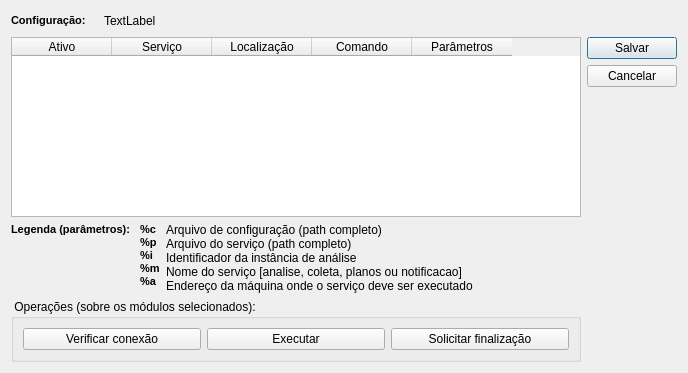
First picture: the form in src/terrama2/gui/admin/ui/ServicesDialogForm.ui, repository TerraMA2/terrama2, before the edit.
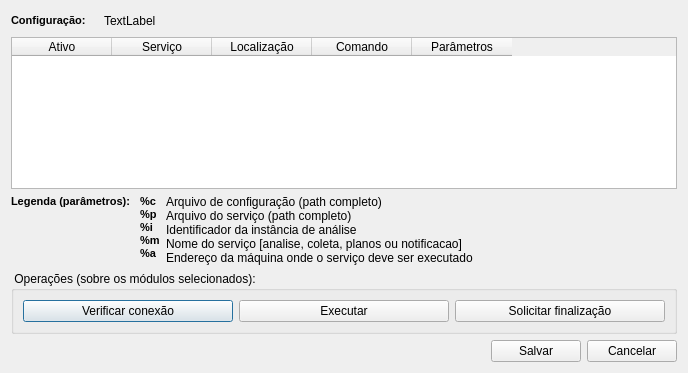
Second picture: the form after the edit. Icons and pictures are not drawn.

Commit message: changes in the layout of Admin module, fixing size of main window

```diff
--- a/src/terrama2/gui/admin/ui/ServicesDialogForm.ui
+++ b/src/terrama2/gui/admin/ui/ServicesDialogForm.ui
@@ -13,17 +13,7 @@
   <property name="windowTitle">
    <string>Gerenciador de serviços</string>
   </property>
-  <layout class="QGridLayout">
-   <item row="0" column="0">
-    <widget class="QLabel" name="label">
-     <property name="text">
-      <string>&lt;html&gt;&lt;head&gt;&lt;meta name=&quot;qrichtext&quot; content=&quot;1&quot; /&gt;&lt;style type=&quot;text/css&quot;&gt;
-p, li { white-space: pre-wrap; }
-&lt;/style&gt;&lt;/head&gt;&lt;body style=&quot; font-family:'MS Shell Dlg 2'; font-size:8.25pt; font-weight:400; font-style:normal;&quot;&gt;
-&lt;p style=&quot; margin-top:0px; margin-bottom:0px; margin-left:0px; margin-right:0px; -qt-block-indent:0; text-indent:0px;&quot;&gt;&lt;span style=&quot; font-size:8pt; font-weight:600;&quot;&gt;Configuração: &lt;/span&gt;&lt;/p&gt;&lt;/body&gt;&lt;/html&gt;</string>
-     </property>
-    </widget>
-   </item>
+  <layout class="QGridLayout" name="gridLayout">
    <item row="0" column="1">
     <widget class="QLabel" name="configLbl">
      <property name="text">
@@ -31,20 +21,7 @@
      </property>
     </widget>
    </item>
-   <item row="0" column="2" colspan="2">
-    <spacer>
-     <property name="orientation">
-      <enum>Qt::Horizontal</enum>
-     </property>
-     <property name="sizeHint" stdset="0">
-      <size>
-       <width>481</width>
-       <height>20</height>
-      </size>
-     </property>
-    </spacer>
-   </item>
-   <item row="1" column="0" rowspan="3" colspan="3">
+   <item row="1" column="0" colspan="6">
     <widget class="QTableWidget" name="servicesTable">
      <column>
       <property name="text">
@@ -73,55 +50,20 @@
      </column>
     </widget>
    </item>
-   <item row="1" column="3">
-    <widget class="QPushButton" name="saveBtn">
-     <property name="enabled">
-      <bool>true</bool>
-     </property>
-     <property name="maximumSize">
-      <size>
-       <width>90</width>
-       <height>16777215</height>
-      </size>
-     </property>
+   <item row="0" column="0">
+    <widget class="QLabel" name="label">
      <property name="text">
-      <string>Salvar</string>
+      <string>&lt;html&gt;&lt;head&gt;&lt;meta name=&quot;qrichtext&quot; content=&quot;1&quot; /&gt;&lt;style type=&quot;text/css&quot;&gt;
+p, li { white-space: pre-wrap; }
+&lt;/style&gt;&lt;/head&gt;&lt;body style=&quot; font-family:'MS Shell Dlg 2'; font-size:8.25pt; font-weight:400; font-style:normal;&quot;&gt;
+&lt;p style=&quot; margin-top:0px; margin-bottom:0px; margin-left:0px; margin-right:0px; -qt-block-indent:0; text-indent:0px;&quot;&gt;&lt;span style=&quot; font-size:8pt; font-weight:600;&quot;&gt;Configuração: &lt;/span&gt;&lt;/p&gt;&lt;/body&gt;&lt;/html&gt;</string>
      </property>
      <property name="icon">
       <iconset theme="save"/>
      </property>
     </widget>
    </item>
-   <item row="2" column="3">
-    <widget class="QPushButton" name="cancelBtn">
-     <property name="maximumSize">
-      <size>
-       <width>90</width>
-       <height>16777215</height>
-      </size>
-     </property>
-     <property name="text">
-      <string>Cancelar</string>
-     </property>
-     <property name="icon">
-      <iconset theme="cancel"/>
-     </property>
-    </widget>
-   </item>
-   <item row="3" column="3" rowspan="3">
-    <spacer>
-     <property name="orientation">
-      <enum>Qt::Vertical</enum>
-     </property>
-     <property name="sizeHint" stdset="0">
-      <size>
-       <width>90</width>
-       <height>261</height>
-      </size>
-     </property>
-    </spacer>
-   </item>
-   <item row="4" column="0" colspan="3">
+   <item row="2" column="0" colspan="6">
     <layout class="QHBoxLayout">
      <item>
       <widget class="QLabel" name="label_2">
@@ -191,7 +133,7 @@
      </item>
     </layout>
    </item>
-   <item row="5" column="0" colspan="3">
+   <item row="3" column="0" colspan="6">
     <widget class="QGroupBox" name="groupBox">
      <property name="title">
       <string> Operações (sobre os módulos selecionados): </string>
@@ -230,6 +172,58 @@
      </layout>
     </widget>
    </item>
+   <item row="0" column="2" colspan="4">
+    <spacer>
+     <property name="orientation">
+      <enum>Qt::Horizontal</enum>
+     </property>
+     <property name="sizeHint" stdset="0">
+      <size>
+       <width>481</width>
+       <height>20</height>
+      </size>
+     </property>
+    </spacer>
+   </item>
+   <item row="4" column="5">
+    <widget class="QPushButton" name="cancelBtn">
+     <property name="maximumSize">
+      <size>
+       <width>90</width>
+       <height>16777215</height>
+      </size>
+     </property>
+     <property name="text">
+      <string>Cancelar</string>
+     </property>
+     <property name="icon">
+      <iconset theme="cancel">
+       <normaloff/>
+      </iconset>
+     </property>
+    </widget>
+   </item>
+   <item row="4" column="4">
+    <widget class="QPushButton" name="saveBtn">
+     <property name="enabled">
+      <bool>true</bool>
+     </property>
+     <property name="maximumSize">
+      <size>
+       <width>90</width>
+       <height>16777215</height>
+      </size>
+     </property>
+     <property name="text">
+      <string>Salvar</string>
+     </property>
+     <property name="icon">
+      <iconset theme="save">
+       <normaloff/>
+      </iconset>
+     </property>
+    </widget>
+   </item>
   </layout>
  </widget>
  <resources/>
```
Left out of the diff: 15 changed lines with no effect on the pictures. The commit also changes 2 other files.
